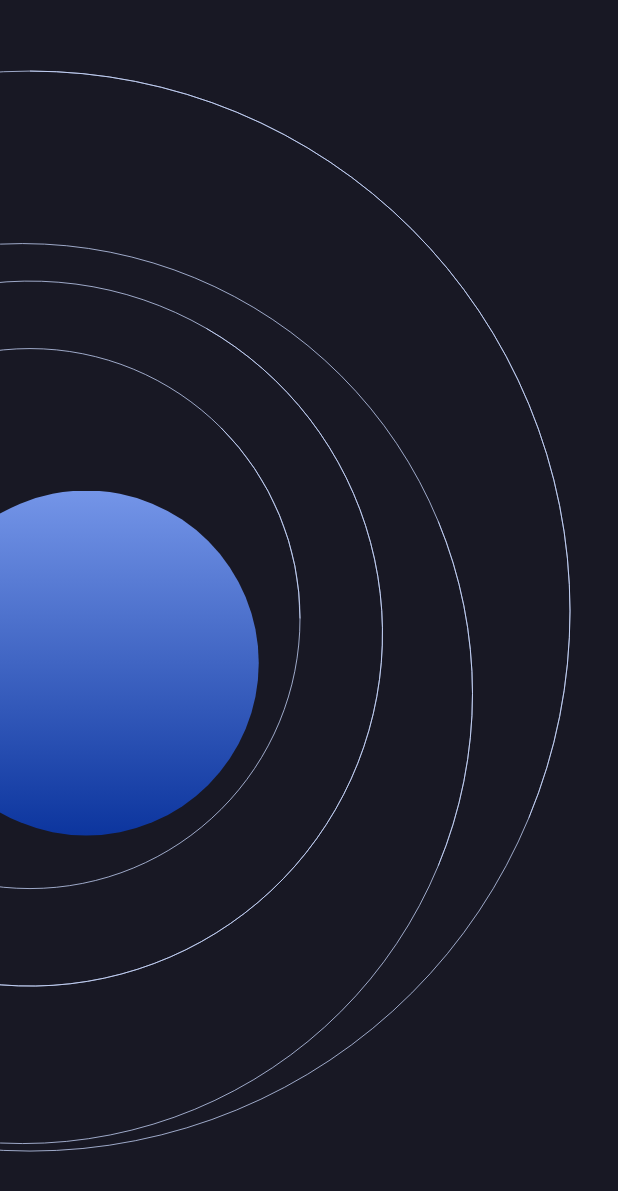
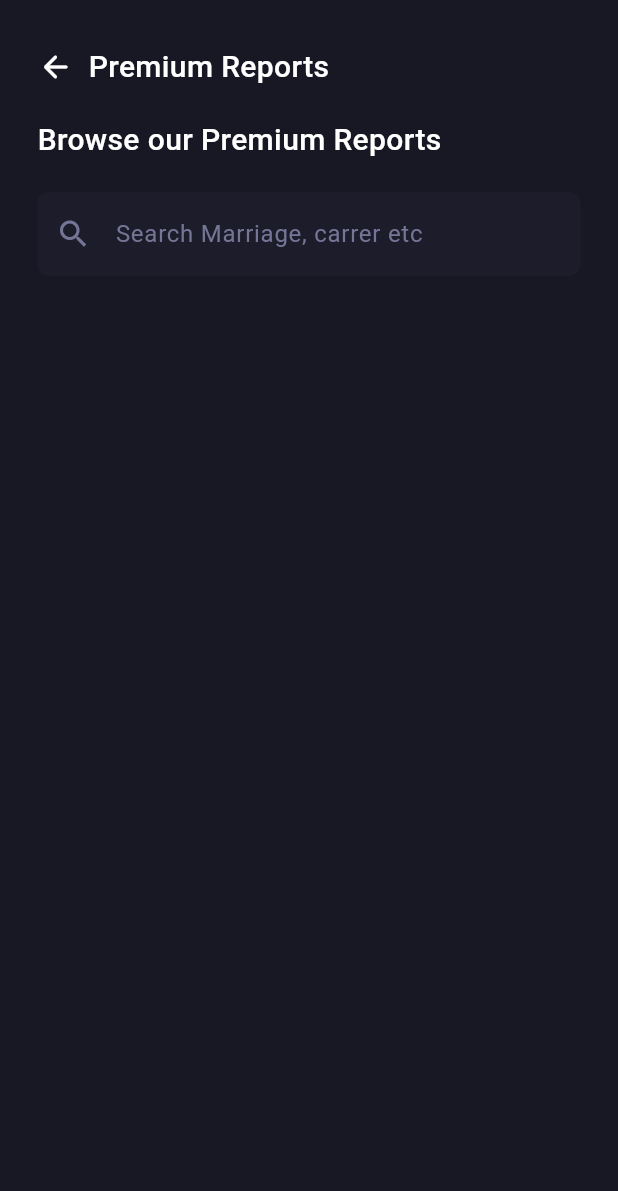
Before and after one commit to Shikharsingh783/sitegalleria-assignment, a Flutter app: the screen it shows after launch, on a phone screen of 412 x 824 dp. Shown: the top 1191 px of the screen. Run offline on Flutter 3.47's test engine with Material 3 defaults, Android fonts, the phone set to English and light mode, and no system bars.

Commit message:
home ui components

```diff
--- /dev/null
+++ b/lib/components/mt_Textfeild.dart
@@ -0,0 +1,32 @@
+import 'package:flutter/material.dart';
+import 'package:sitegalleria/const.dart';
+
+class MyTextfeild extends StatelessWidget {
+  const MyTextfeild({super.key});
+
+  @override
+  Widget build(BuildContext context) {
+    return Padding(
+      padding: const EdgeInsets.symmetric(horizontal: 25),
+      child: TextField(
+        cursorColor: Colors.white70,
+        decoration: InputDecoration(
+            hintText: 'Search Marriage, carrer etc',
+            hintStyle: TextStyle(color: Color5),
+            fillColor: Color4,
+            prefixIcon: Icon(
+              Icons.search,
+              color: Color5,
+            ),
+            enabledBorder: OutlineInputBorder(
+              borderSide: const BorderSide(color: Colors.transparent),
+              borderRadius: BorderRadius.circular(8),
+            ),
+            focusedBorder: OutlineInputBorder(
+                borderRadius: BorderRadius.circular(8),
+                borderSide: const BorderSide(color: Colors.transparent)),
+            filled: true),
+      ),
+    );
+  }
+}
--- a/lib/const.dart
+++ b/lib/const.dart
@@ -4,3 +4,5 @@ final surfaceColor = Color.fromRGBO(24, 24, 36, 1);
 final Color1 = Color.fromRGBO(12, 53, 158, 1);
 final Color2 = Color.fromRGBO(116, 149, 232, 1);
 final Color3 = Color.fromRGBO(202, 217, 255, 1);
+final Color4 = Color.fromRGBO(61, 63, 109, 0.1);
+final Color5 = Color.fromRGBO(136, 136, 173, 0.82);
--- a/lib/main.dart
+++ b/lib/main.dart
@@ -1,5 +1,5 @@
 import 'package:flutter/material.dart';
-import 'package:sitegalleria/screens/test_screen.dart';
+import 'package:sitegalleria/screens/home_screen.dart';
 
 void main() {
   runApp(const MyApp());
@@ -12,7 +12,7 @@ class MyApp extends StatelessWidget {
   Widget build(BuildContext context) {
     return MaterialApp(
       debugShowCheckedModeBanner: false,
-      home: SolarSystemWithPartialRings(),
+      home: HomeScreen(),
     );
   }
 }
--- /dev/null
+++ b/lib/screens/home_screen.dart
@@ -0,0 +1,78 @@
+import 'package:flutter/material.dart';
+import 'package:sitegalleria/components/mt_Textfeild.dart';
+import 'package:sitegalleria/const.dart';
+
+class HomeScreen extends StatelessWidget {
+  const HomeScreen({super.key});
+
+  @override
+  Widget build(BuildContext context) {
+    return Scaffold(
+      backgroundColor: surfaceColor,
+      body: SafeArea(
+        child: Column(
+          crossAxisAlignment: CrossAxisAlignment.start,
+          children: [
+            const SizedBox(
+              height: 30,
+            ),
+            //row 1
+            Padding(
+              padding: const EdgeInsets.symmetric(horizontal: 25),
+              child: Row(
+                children: [
+                  //back icon
+                  GestureDetector(
+                    onTap: () {},
+                    child: const Icon(
+                      Icons.arrow_back_rounded,
+                      color: Colors.white,
+                      size: 24,
+                    ),
+                  ),
+
+                  const SizedBox(
+                    width: 10,
+                  ),
+
+                  //text
+                  const Text(
+                    'Premium Reports',
+                    style: TextStyle(
+                        color: Colors.white,
+                        fontSize: 20,
+                        fontWeight: FontWeight.w500),
+                  ),
+
+                  // Icon()
+                ],
+              ),
+            ),
+
+            const SizedBox(
+              height: 20,
+            ),
+
+            const Padding(
+              padding: EdgeInsets.only(left: 25),
+              child: Text(
+                'Browse our Premium Reports',
+                style: TextStyle(
+                    color: Colors.white,
+                    fontSize: 20,
+                    fontWeight: FontWeight.w500),
+              ),
+            ),
+
+            const SizedBox(
+              height: 20,
+            ),
+
+            ///feild
+            MyTextfeild(),
+          ],
+        ),
+      ),
+    );
+  }
+}
```
